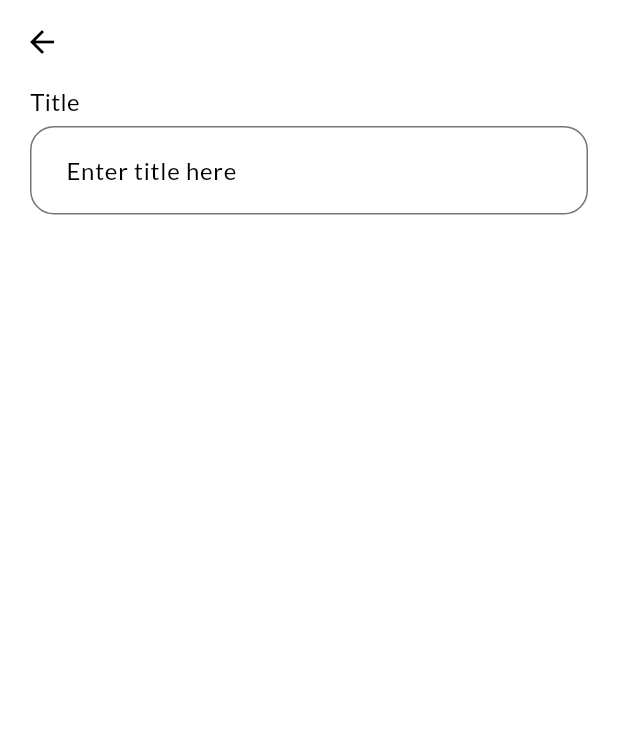
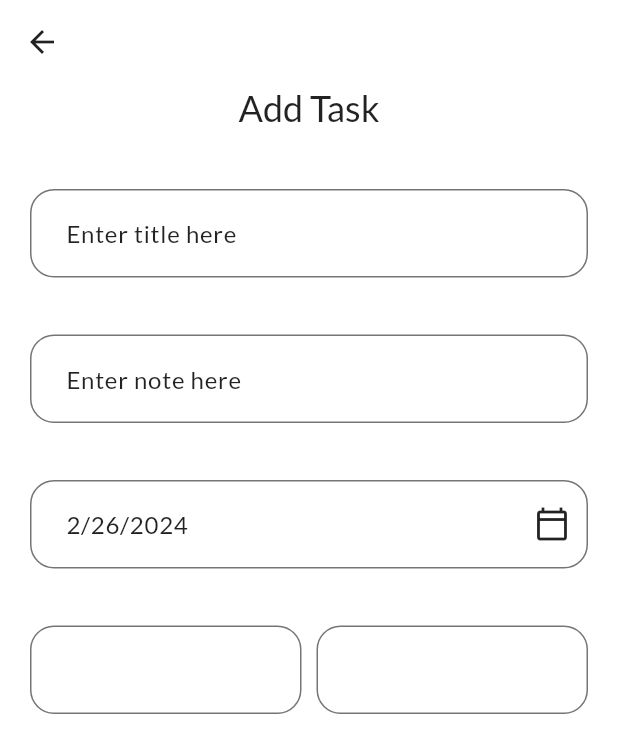
Before and after one commit to AbdelrhmanAmer/ToDo-App-GetX, a Flutter app: the screen it shows after launch, after a tap on the "add" icon, on a phone screen of 412 x 824 dp. Shown: the top 753 px of the screen. Run offline on Flutter 3.47's test engine with Material 3 defaults, Android fonts, the phone set to English and light mode, and no system bars; our stand-ins replace flutter_svg, get, get_storage, google_fonts.

Commit message:
Add Task Screen (Title, Note and Date Fields)

```diff
--- a/todo_app_getx/lib/screens/add_task/add_task_screen.dart
+++ b/todo_app_getx/lib/screens/add_task/add_task_screen.dart
@@ -7,9 +7,7 @@ class AddTaskScreen extends StatelessWidget {
   @override
   Widget build(BuildContext context) {
     return Scaffold(
-      appBar: AppBar(
-        title: const Text('Add Task'),
-      ),
+      appBar: AppBar(),
       body: const Body(),
     );
   }
--- a/todo_app_getx/lib/screens/add_task/components/body.dart
+++ b/todo_app_getx/lib/screens/add_task/components/body.dart
@@ -1,8 +1,10 @@
 import 'package:flutter/material.dart';
-import 'package:flutter_svg/svg.dart';
 import 'package:get/get.dart';
-import 'package:todo_app_getx/constants.dart';
-import 'package:todo_app_getx/controllers/task_controller.dart';
+import 'package:intl/intl.dart';
+
+import '../../../constants.dart';
+import '../../../controllers/task_controller.dart';
+import 'input_field.dart';
 
 class Body extends StatefulWidget {
   const Body({super.key});
@@ -12,68 +14,61 @@ class Body extends StatefulWidget {
 }
 
 class _BodyState extends State<Body> {
+  final TaskController _taskController = Get.put(TaskController());
+
+  final TextEditingController _titleController = TextEditingController();
+  final TextEditingController _noteController = TextEditingController();
+
+  DateTime _selectedDate = DateTime.now();
+  String _startTime = DateFormat('hh:mm a').format(DateTime.now()).toString();
+  String _endTime = DateFormat('hh:mm a')
+      .format(DateTime.now().add(const Duration(minutes: 15)))
+      .toString();
+
+  List<int> remindList = [5, 10, 15, 20];
+  List<String> repeatList = ['none', 'Daily', 'Weekly', 'monthly'];
+
   @override
   Widget build(BuildContext context) {
-    return const SafeArea(
+    return SafeArea(
         child: Padding(
-      padding: EdgeInsets.symmetric(horizontal: kDefaultPadding),
+      padding: const EdgeInsets.symmetric(horizontal: kDefaultPadding),
       child: SingleChildScrollView(
         child: Column(
-          crossAxisAlignment: CrossAxisAlignment.start,
           children: [
+            Text('Add Task', style: Theme.of(context).textTheme.headlineSmall),
+            const SizedBox(height: kDefaultPadding / 2),
             InputField(
               title: 'Title',
               hintText: 'Enter title here',
+              controller: _titleController,
             ),
+            const SizedBox(height: kDefaultPadding / 2),
+            InputField(
+              title: 'Note',
+              hintText: 'Enter note here',
+              controller: _titleController,
+            ),
+            const SizedBox(height: kDefaultPadding / 2),
+            InputField(
+              title: 'Date',
+              hintText: DateFormat.yMd().format(_selectedDate),
+              suffixWidget: IconButton(
+                onPressed: () {},
+                icon: const Icon(Icons.calendar_today_outlined),
+              ),
+            ),
+            const SizedBox(height: kDefaultPadding / 2),
+            Row(
+              children: [
+                Expanded(child: InputField(title: 'Start Time', hintText: '')),
+                const SizedBox(width: kDefaultPadding / 2),
+                Expanded(child: InputField(title: 'End Time', hintText: ''))
+              ],
+            )
           ],
         ),
       ),
     ));
   }
 }
-
-class InputField extends StatelessWidget {
-  const InputField({
-    super.key,
-    required this.title,
-    required this.hintText,
-    this.suffixIcon,
-    this.iconData,
-    this.controller,
-    this.values,
-  });
-  final String title, hintText;
-  final String? suffixIcon;
-  final IconData? iconData;
-  final TextEditingController? controller;
-  final List<String>? values;
-
-  @override
-  Widget build(BuildContext context) {
-    return Column(
-      crossAxisAlignment: CrossAxisAlignment.start,
-      children: [
-        Text(title),
-        const SizedBox(height: kDefaultPadding / 4),
-        TextFormField(
-          decoration: InputDecoration(
-            hintText: hintText,
-            hintStyle: const TextStyle(fontSize: 16),
-            suffixIcon: suffixIcon != null
-                ? Padding(
-                    padding: const EdgeInsets.all(kDefaultPadding/2),
-                    child: SvgPicture.asset(
-                      suffixIcon!,
-                      colorFilter: ColorFilter.mode(
-                          Get.theme.colorScheme.onSurface, BlendMode.srcIn),
-                    ),
-                  )
-                : iconData != null
-                    ? Icon(iconData)
-                    : null,
-          ),
-        ),
-      ],
-    );
-  }
-}
--- /dev/null
+++ b/todo_app_getx/lib/screens/add_task/components/input_field.dart
@@ -0,0 +1,57 @@
+import 'package:flutter/material.dart';
+import 'package:flutter_svg/svg.dart';
+import 'package:get/get.dart';
+
+import '../../../constants.dart';
+
+class InputField extends StatelessWidget {
+  const InputField({
+    super.key,
+    required this.title,
+    required this.hintText,
+    this.suffixIcon,
+    this.suffixWidget,
+    this.iconData,
+    this.controller,
+    this.values,
+    this.keyboardType = TextInputType.text,
+  });
+  final String title, hintText;
+  final String? suffixIcon;
+  final IconData? iconData;
+  final Widget? suffixWidget;
+  final TextEditingController? controller;
+  final List<String>? values;
+  final TextInputType? keyboardType;
+
+  @override
+  Widget build(BuildContext context) {
+    return Column(
+      crossAxisAlignment: CrossAxisAlignment.start,
+      children: [
+        Text(title, style: const TextStyle(color: Colors.white),),
+        const SizedBox(height: kDefaultPadding / 4),
+        TextFormField(
+          controller: controller,
+          decoration: InputDecoration(
+            hintText: hintText,
+            hintStyle: const TextStyle(fontSize: 16),
+            suffixIcon: suffixIcon != null
+                ? Padding(
+                    padding: const EdgeInsets.all(kDefaultPadding / 2),
+                    child: SvgPicture.asset(
+                      suffixIcon!,
+                      colorFilter: ColorFilter.mode(
+                          Get.theme.colorScheme.onSurface, BlendMode.srcIn),
+                    ),
+                  )
+                : iconData != null
+                    ? Icon(iconData)
+                    : suffixWidget,
+          ),
+          keyboardType: keyboardType,
+        ),
+      ],
+    );
+  }
+}
--- a/todo_app_getx/lib/themes.dart
+++ b/todo_app_getx/lib/themes.dart
@@ -16,7 +16,7 @@ class Themes {
       onError: Colors.redAccent,
       onBackground: Colors.white70,
       surface: Colors.white,
-      onSurface: Colors.black,
+      onSurface: Colors.black87,
     ),
     textTheme: buildTextTheme(),
     appBarTheme: buildAppBarTheme(),
@@ -35,7 +35,7 @@ class Themes {
       onError: Colors.redAccent,
       onBackground: Colors.white70,
       surface: Colors.black12,
-      onSurface: Colors.white,
+      onSurface: Colors.white60,
     ),
     textTheme: buildTextTheme(),
     appBarTheme: buildAppBarTheme(),
@@ -102,7 +102,7 @@ InputDecorationTheme buildLightInputDecorationTheme() {
 InputDecorationTheme buildDarkInputDecorationTheme() {
   var outlineInputBorder = OutlineInputBorder(
     borderRadius: BorderRadius.circular(16),
-    borderSide: const BorderSide(color: Colors.white54),
+    borderSide: const BorderSide(color: Colors.white70),
   );
   return InputDecorationTheme(
     border: outlineInputBorder,
```
